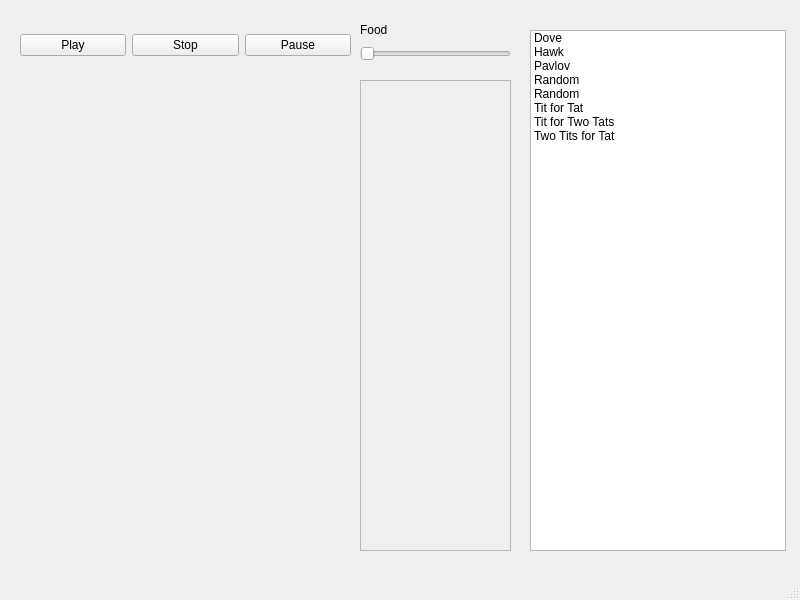
This is IPDS_QT_Project/mainwindow.ui in MATF-RS20/RS015-ipds-iterated-prisoners-dilemma-simulation as Qt 5 draws it before an edit. The edited form follows.
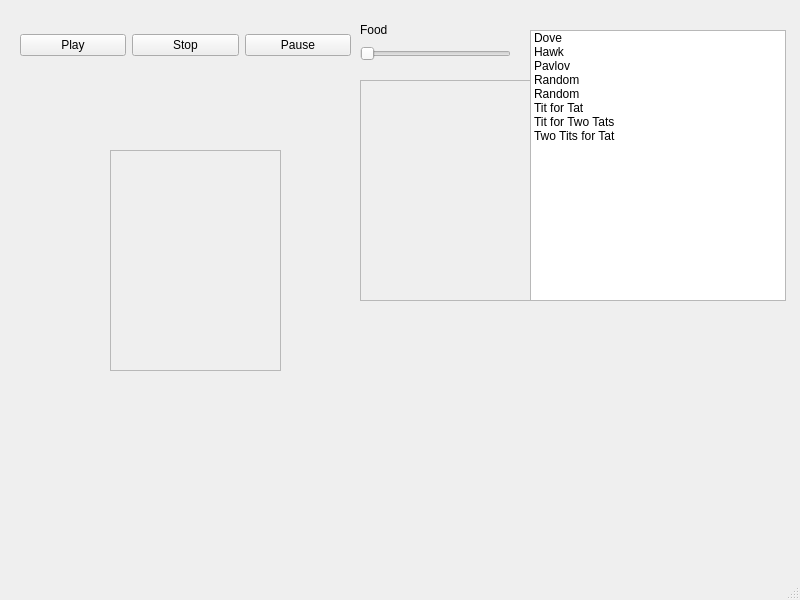
This is the edited form. Custom widgets are drawn as their Qt base class.

The edit to the form file:
```diff
--- a/IPDS_QT_Project/mainwindow.ui
+++ b/IPDS_QT_Project/mainwindow.ui
@@ -17,10 +17,10 @@
    <widget class="QCustomPlot" name="plotWidget" native="true">
     <property name="geometry">
      <rect>
-      <x>20</x>
-      <y>70</y>
-      <width>331</width>
-      <height>501</height>
+      <x>360</x>
+      <y>320</y>
+      <width>421</width>
+      <height>251</height>
      </rect>
     </property>
    </widget>
@@ -29,8 +29,8 @@
      <rect>
       <x>360</x>
       <y>80</y>
-      <width>151</width>
-      <height>471</height>
+      <width>171</width>
+      <height>221</height>
      </rect>
     </property>
     <property name="widgetResizable">
@@ -41,8 +41,8 @@
       <rect>
        <x>0</x>
        <y>0</y>
-       <width>149</width>
-       <height>469</height>
+       <width>169</width>
+       <height>219</height>
       </rect>
      </property>
     </widget>
@@ -53,7 +53,7 @@
       <x>530</x>
       <y>30</y>
       <width>256</width>
-      <height>521</height>
+      <height>271</height>
      </rect>
     </property>
     <item>
@@ -97,7 +97,7 @@
      </property>
     </item>
    </widget>
-   <widget class="QWidget" name="">
+   <widget class="QWidget" name="layoutWidget">
     <property name="geometry">
      <rect>
       <x>20</x>
@@ -130,7 +130,7 @@
      </item>
     </layout>
    </widget>
-   <widget class="QWidget" name="">
+   <widget class="QWidget" name="layoutWidget">
     <property name="geometry">
      <rect>
       <x>360</x>
@@ -156,6 +156,29 @@
      </item>
     </layout>
    </widget>
+   <widget class="QScrollArea" name="simWidget">
+    <property name="geometry">
+     <rect>
+      <x>110</x>
+      <y>150</y>
+      <width>171</width>
+      <height>221</height>
+     </rect>
+    </property>
+    <property name="widgetResizable">
+     <bool>true</bool>
+    </property>
+    <widget class="QWidget" name="scrollAreaWidgetContents_2">
+     <property name="geometry">
+      <rect>
+       <x>0</x>
+       <y>0</y>
+       <width>169</width>
+       <height>219</height>
+      </rect>
+     </property>
+    </widget>
+   </widget>
   </widget>
   <widget class="QStatusBar" name="statusbar"/>
  </widget>
```
